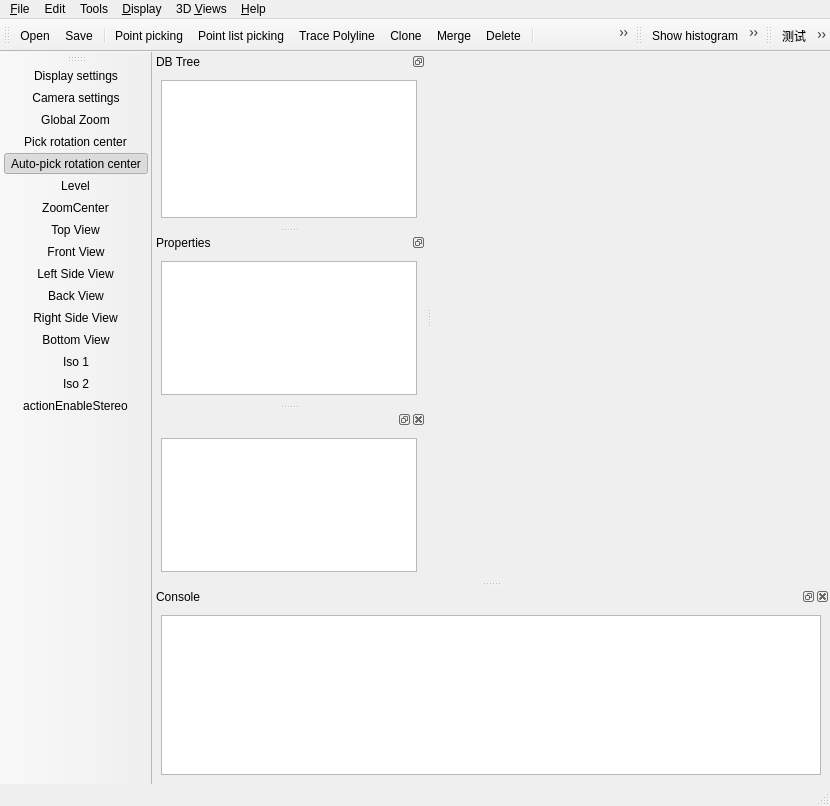
The window that qCC/ui_templates/mainWindow.ui (lljydyx/ForkCloudCompare) describes before a commit, drawn with Qt 5.
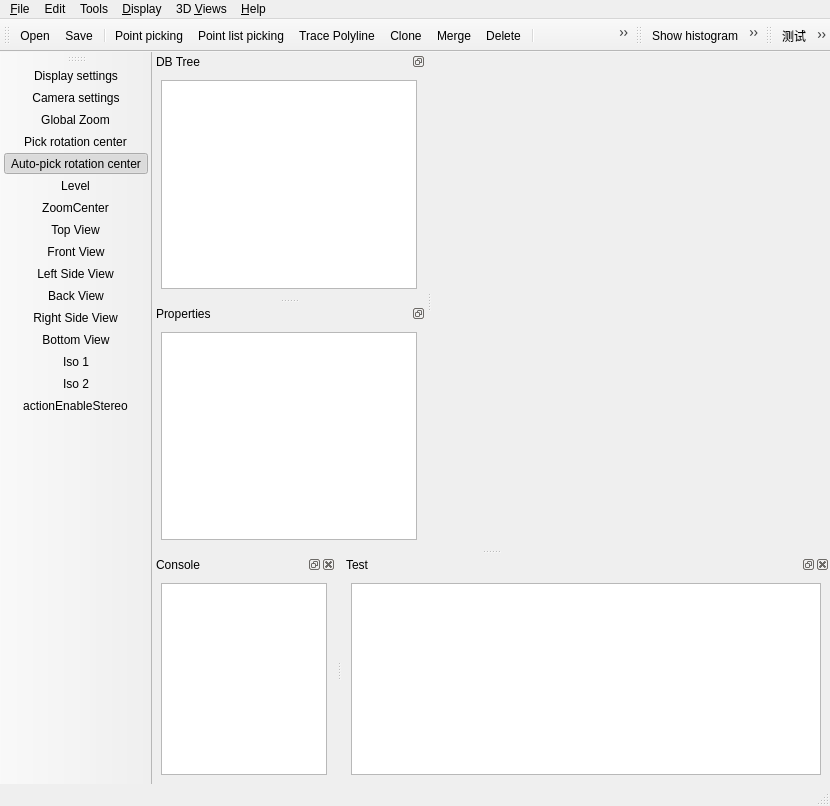
The same window after the commit. Icons and pictures are not drawn. Custom widgets are drawn as their Qt base class.

Commit message: feat: 测试窗口

```diff
--- a/qCC/ui_templates/mainWindow.ui
+++ b/qCC/ui_templates/mainWindow.ui
@@ -635,7 +635,7 @@
     <number>8</number>
    </attribute>
    <widget class="QWidget" name="dockWidgetContents_2">
-    <layout class="QVBoxLayout">
+    <layout class="QHBoxLayout" name="horizontalLayout_2">
      <item>
       <widget class="ccCustomQListWidget" name="consoleWidget">
        <property name="sizePolicy">
@@ -797,12 +797,18 @@
    <addaction name="actionRSE"/>
    <addaction name="actionPCtoPolyline"/>
   </widget>
-  <widget class="QDockWidget" name="dockWidget_2">
+  <widget class="QDockWidget" name="dockWidgetTest">
+   <property name="allowedAreas">
+    <set>Qt::BottomDockWidgetArea</set>
+   </property>
+   <property name="windowTitle">
+    <string>Test</string>
+   </property>
    <attribute name="dockWidgetArea">
-    <number>1</number>
+    <number>8</number>
    </attribute>
    <widget class="QWidget" name="dockWidgetContents_5">
-    <layout class="QHBoxLayout" name="horizontalLayout">
+    <layout class="QVBoxLayout" name="verticalLayout">
      <item>
       <widget class="QTextEdit" name="textEditTest"/>
      </item>
```
